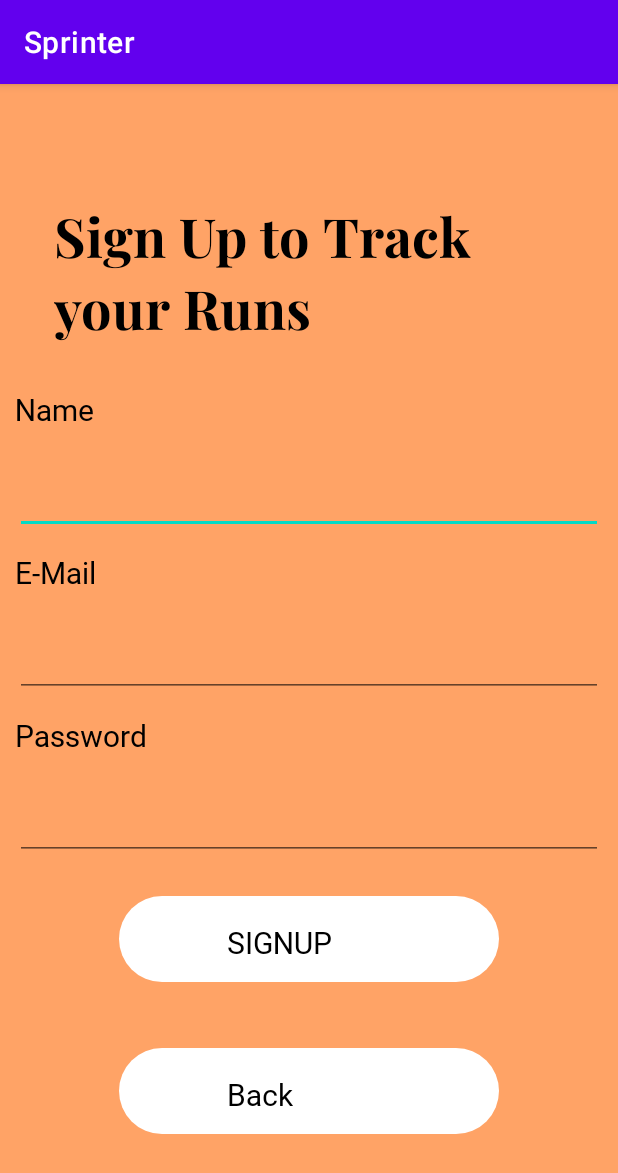
After one commit to CSE-5236-Mobile-Dev/Sprinter, an Android app: the fragment SignupFragment shown on its own in the app's theme, on a phone screen of 412 x 824 dp. The commit adds this screen. Shown: the top 1173 px of the screen. Run offline under Robolectric (Android 15) with nearby library versions, the phone set to English and light mode, and no system bars; our stand-ins replace data binding.

Commit message:
Created Sign-Up View Fragment Currently has errors, they've been resolved, but android studio is not updating them. Needs cleaned up a bit, but this is functional enough to start trying to write code.

```diff
--- /dev/null
+++ b/Sprinter/app/src/main/java/com/pearlsea/sprinter/SignupFragment.java
@@ -0,0 +1,64 @@
+package com.pearlsea.sprinter;
+
+import android.os.Bundle;
+
+import androidx.fragment.app.Fragment;
+
+import android.view.LayoutInflater;
+import android.view.View;
+import android.view.ViewGroup;
+
+/**
+ * A simple {@link Fragment} subclass.
+ * Use the {@link SignupFragment#newInstance} factory method to
+ * create an instance of this fragment.
+ */
+public class SignupFragment extends Fragment {
+
+    // TODO: Rename parameter arguments, choose names that match
+    // the fragment initialization parameters, e.g. ARG_ITEM_NUMBER
+    private static final String ARG_PARAM1 = "param1";
+    private static final String ARG_PARAM2 = "param2";
+
+    // TODO: Rename and change types of parameters
+    private String mParam1;
+    private String mParam2;
+
+    public SignupFragment() {
+        // Required empty public constructor
+    }
+
+    /**
+     * Use this factory method to create a new instance of
+     * this fragment using the provided parameters.
+     *
+     * @param param1 Parameter 1.
+     * @param param2 Parameter 2.
+     * @return A new instance of fragment SignupFragment.
+     */
+    // TODO: Rename and change types and number of parameters
+    public static SignupFragment newInstance(String param1, String param2) {
+        SignupFragment fragment = new SignupFragment();
+        Bundle args = new Bundle();
+        args.putString(ARG_PARAM1, param1);
+        args.putString(ARG_PARAM2, param2);
+        fragment.setArguments(args);
+        return fragment;
+    }
+
+    @Override
+    public void onCreate(Bundle savedInstanceState) {
+        super.onCreate(savedInstanceState);
+        if (getArguments() != null) {
+            mParam1 = getArguments().getString(ARG_PARAM1);
+            mParam2 = getArguments().getString(ARG_PARAM2);
+        }
+    }
+
+    @Override
+    public View onCreateView(LayoutInflater inflater, ViewGroup container,
+                             Bundle savedInstanceState) {
+        // Inflate the layout for this fragment
+        return inflater.inflate(R.layout.fragment_signup, container, false);
+    }
+}
--- /dev/null
+++ b/Sprinter/app/src/main/res/layout/fragment_signup.xml
@@ -0,0 +1,157 @@
+<?xml version="1.0" encoding="utf-8"?>
+<layout
+    xmlns:android="http://schemas.android.com/apk/res/android"
+    xmlns:tools="http://schemas.android.com/tools"
+    tools:context=".SignupFragment"
+    >
+    <LinearLayout android:id="@+id/linearLoginPage"
+        android:layout_height="match_parent"
+        android:layout_width="match_parent"
+        android:orientation="vertical" style="@style/groupStyledeep_orange_300">
+
+        <TextView
+            android:id="@+id/txtHelloWelcome"
+            style="@style/txtPlayfairDisplayromanbold36"
+            android:layout_width="match_parent"
+            android:layout_height="wrap_content"
+            android:layout_marginStart="@dimen/_36pxh"
+            android:layout_marginTop="@dimen/_74pxv"
+            android:layout_marginEnd="@dimen/_36pxh"
+            android:gravity="start"
+            android:text="@string/header_sign_up"
+            tools:text="@string/header_sign_up" />
+
+        <TextView
+            android:id="@+id/nameLabel"
+            android:layout_width="wrap_content"
+            android:layout_height="wrap_content"
+            android:text="@string/form_lbl_name"
+            android:layout_marginLeft="@dimen/_10pxh"
+            android:layout_marginTop="@dimen/_30pxv"
+            style="@style/txtPlayfairDisplayromansemibold20"
+            />
+
+        <EditText
+            android:id="@+id/nameTextBox"
+            android:layout_width="match_parent"
+            android:layout_height="wrap_content"
+            android:layout_marginLeft="@dimen/_10pxh"
+            android:layout_marginTop="@dimen/_24pxv"
+            android:layout_marginRight="@dimen/_10pxh"
+            android:height="48dp"
+            android:ems="10"
+            android:labelFor="@id/nameLabel"
+            android:inputType="text" />
+
+        <TextView
+            android:id="@+id/emailLabel"
+            android:layout_width="wrap_content"
+            android:layout_height="wrap_content"
+            android:text="@string/form_lbl_email"
+            android:layout_marginLeft="@dimen/_10pxh"
+            android:layout_marginTop="@dimen/_12pxv"
+            style="@style/txtPlayfairDisplayromansemibold20"
+            />
+
+        <EditText
+            android:id="@+id/emailAddressTextBox"
+            android:layout_width="match_parent"
+            android:layout_height="wrap_content"
+            android:layout_marginLeft="@dimen/_10pxh"
+            android:layout_marginTop="@dimen/_24pxv"
+            android:layout_marginRight="@dimen/_10pxh"
+            android:height="48dp"
+            android:ems="10"
+            android:labelFor="@id/emailLabel"
+            android:inputType="textEmailAddress" />
+
+        <TextView
+            android:id="@+id/passwordLabel"
+            android:layout_width="wrap_content"
+            android:layout_height="wrap_content"
+            android:text="@string/form_lbl_password"
+            android:layout_marginLeft="@dimen/_10pxh"
+            android:layout_marginTop="@dimen/_12pxv"
+            style="@style/txtPlayfairDisplayromansemibold20"
+            />
+
+        <EditText
+            android:id="@+id/passwordTextBox"
+            android:layout_width="match_parent"
+            android:layout_height="wrap_content"
+            android:layout_marginLeft="@dimen/_10pxh"
+            android:layout_marginTop="@dimen/_24pxv"
+            android:layout_marginRight="@dimen/_10pxh"
+            android:height="48dp"
+            android:ems="10"
+            android:labelFor="@id/passwordLabel"
+            android:inputType="textPassword" />
+
+        <FrameLayout
+            android:id="@+id/frameStackellipseone"
+            android:layout_width="@dimen/_253pxh"
+            android:layout_height="@dimen/_57pxv"
+            android:layout_gravity="center_horizontal"
+            android:layout_marginStart="@dimen/_36pxh"
+            android:layout_marginTop="@dimen/_24pxv"
+            android:layout_marginEnd="@dimen/_36pxh"
+            android:layout_marginBottom="@dimen/_20pxv">
+
+            <View
+                android:id="@+id/viewEllipseOne"
+                android:layout_width="@dimen/_253pxh"
+                android:layout_height="@dimen/_57pxv"
+                android:layout_gravity="start"
+                android:background="@drawable/background2" />
+
+            <TextView
+                android:id="@+id/txtSIGNUP"
+                style="@style/txtPlayfairDisplayromansemibold20"
+                android:layout_width="wrap_content"
+                android:layout_height="wrap_content"
+                android:layout_gravity="bottom|start"
+                android:layout_marginStart="@dimen/_72pxh"
+                android:layout_marginTop="@dimen/_17pxv"
+                android:layout_marginEnd="@dimen/_72pxh"
+                android:layout_marginBottom="@dimen/_15pxv"
+                android:ellipsize="end"
+                android:singleLine="true"
+                android:text="SIGNUP"
+                tools:text="@string/lbl_sign_up" />
+        </FrameLayout>
+
+        <FrameLayout
+            android:id="@+id/frameStackellipsetwo"
+            android:layout_width="@dimen/_253pxh"
+            android:layout_height="@dimen/_57pxv"
+            android:layout_gravity="center_horizontal"
+            android:layout_marginStart="@dimen/_36pxh"
+            android:layout_marginTop="@dimen/_24pxv"
+            android:layout_marginEnd="@dimen/_36pxh"
+            android:layout_marginBottom="@dimen/_20pxv">
+
+            <View
+                android:id="@+id/viewEllipseTwo"
+                android:layout_width="@dimen/_253pxh"
+                android:layout_height="@dimen/_57pxv"
+                android:layout_gravity="start"
+                android:background="@drawable/background2" />
+
+            <TextView
+                android:id="@+id/txtBACK"
+                style="@style/txtPlayfairDisplayromansemibold20"
+                android:layout_width="wrap_content"
+                android:layout_height="wrap_content"
+                android:layout_gravity="bottom|start"
+                android:layout_marginStart="@dimen/_72pxh"
+                android:layout_marginTop="@dimen/_17pxv"
+                android:layout_marginEnd="@dimen/_72pxh"
+                android:layout_marginBottom="@dimen/_15pxv"
+                android:ellipsize="end"
+                android:singleLine="true"
+                android:text="@string/lbl_back"
+                tools:text="@string/lbl_back" />
+        </FrameLayout>
+
+    </LinearLayout>
+</layout>
--- a/Sprinter/app/src/main/res/values/strings.xml
+++ b/Sprinter/app/src/main/res/values/strings.xml
@@ -5,5 +5,12 @@
     <string name="no_internet_connection">No internet connection!</string>
     <string name="msg_hello_welcome">Hello! Welcome To Sprinter.</string>
     <string name="lbl_login">       LOGIN</string>
+    <string name="header_sign_up">Sign Up to Track your Runs</string>
     <string name="lbl_sign_up">SIGN - UP</string>
+    <string name="lbl_back">Back</string>
+    <string name="form_lbl_name">Name</string>
+    <string name="form_lbl_email">E-Mail</string>
+    <string name="form_lbl_password">Password</string>
+    <!-- TODO: Remove or change this placeholder text -->
+    <string name="hello_blank_fragment">Hello blank fragment</string>
 </resources>
```
Lines whose indentation alone changed are shown as unchanged.
